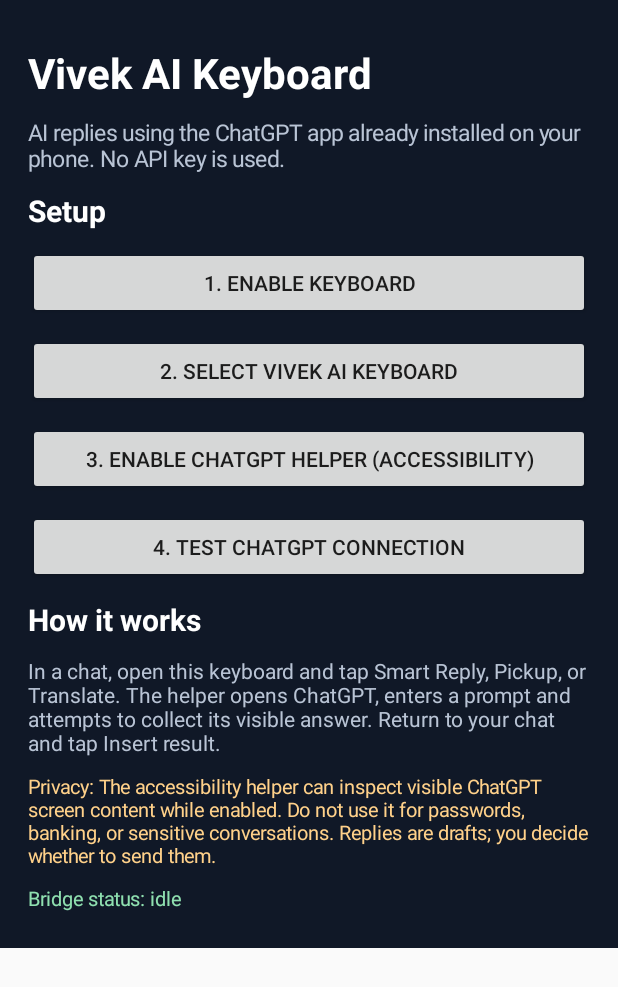
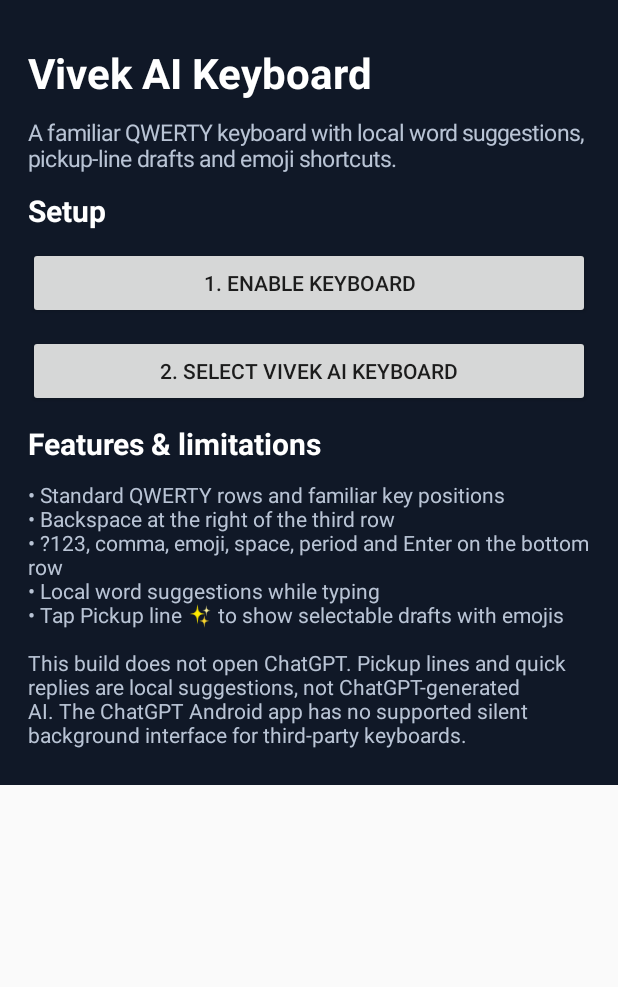
Before and after one commit to vivekvssahu/VivekAIKeyboard, an Android app: the screen it shows after launch (MainActivity), on a phone screen of 412 x 824 dp. Shown: the top 987 px of the screen. Run offline under Robolectric (Android 15) with nearby library versions, the phone set to English and light mode, and no system bars.

Commit message:
Refactor MainActivity layout and update text content
Updated the UI layout and text descriptions in MainActivity.

```diff
--- a/app/src/main/java/com/vivek/aikeyboard/ui/MainActivity.kt
+++ b/app/src/main/java/com/vivek/aikeyboard/ui/MainActivity.kt
@@ -9,29 +9,46 @@ import android.content.Context
 import android.widget.*
 import android.graphics.Typeface
 import android.view.ViewGroup
-import com.vivek.aikeyboard.core.Bridge
 
 class MainActivity : Activity() {
     override fun onCreate(savedInstanceState: Bundle?) {
         super.onCreate(savedInstanceState)
-        val root = LinearLayout(this).apply { orientation = 1; setPadding(28, 36, 28, 28); setBackgroundColor(0xFF101827.toInt()) }
-        fun text(s: String, size: Float, color: Int = 0xFFFFFFFF.toInt(), bold: Boolean = false) = TextView(this).apply { text=s; textSize=size; setTextColor(color); if (bold) setTypeface(null, Typeface.BOLD); setPadding(0,8,0,8) }
-        root.addView(text("Vivek AI Keyboard", 28f, bold=true))
-        root.addView(text("AI replies using the ChatGPT app already installed on your phone. No API key is used.", 15f, 0xFFB9C4D5.toInt()))
-        root.addView(text("Setup", 20f, bold=true))
-        val enableIme = Button(this).apply { text="1. Enable keyboard"; setOnClickListener { startActivity(Intent(Settings.ACTION_INPUT_METHOD_SETTINGS)) } }
-        root.addView(enableIme, match())
-        val chooseIme = Button(this).apply { text="2. Select Vivek AI Keyboard"; setOnClickListener { (getSystemService(Context.INPUT_METHOD_SERVICE) as InputMethodManager).showInputMethodPicker() } }
-        root.addView(chooseIme, match())
-        val access = Button(this).apply { text="3. Enable ChatGPT helper (Accessibility)"; setOnClickListener { startActivity(Intent(Settings.ACTION_ACCESSIBILITY_SETTINGS)) } }
-        root.addView(access, match())
-        val test = Button(this).apply { text="4. Test ChatGPT connection"; setOnClickListener { val i=packageManager.getLaunchIntentForPackage("com.openai.chatgpt"); if(i!=null) startActivity(i) else Toast.makeText(this@MainActivity,"Install the official ChatGPT app first",Toast.LENGTH_LONG).show() } }
-        root.addView(test, match())
-        root.addView(text("How it works", 20f, bold=true))
-        root.addView(text("In a chat, open this keyboard and tap Smart Reply, Pickup, or Translate. The helper opens ChatGPT, enters a prompt and attempts to collect its visible answer. Return to your chat and tap Insert result.", 14f, 0xFFB9C4D5.toInt()))
-        root.addView(text("Privacy: The accessibility helper can inspect visible ChatGPT screen content while enabled. Do not use it for passwords, banking, or sensitive conversations. Replies are drafts; you decide whether to send them.", 13f, 0xFFFFD18A.toInt()))
-        root.addView(text("Bridge status: ${Bridge.status(this)}", 13f, 0xFF8FE0B0.toInt()))
+        val root = LinearLayout(this).apply {
+            orientation = LinearLayout.VERTICAL
+            setPadding(28, 36, 28, 28)
+            setBackgroundColor(0xFF101827.toInt())
+        }
+        fun text(s: String, size: Float, color: Int = 0xFFFFFFFF.toInt(), bold: Boolean = false) =
+            TextView(this).apply {
+                text = s; textSize = size; setTextColor(color)
+                if (bold) setTypeface(null, Typeface.BOLD)
+                setPadding(0, 8, 0, 8)
+            }
+        root.addView(text("Vivek AI Keyboard", 28f, bold = true))
+        root.addView(text("A familiar QWERTY keyboard with local word suggestions, pickup-line drafts and emoji shortcuts.", 15f, 0xFFB9C4D5.toInt()))
+        root.addView(text("Setup", 20f, bold = true))
+        root.addView(Button(this).apply {
+            text = "1. Enable keyboard"
+            setOnClickListener { startActivity(Intent(Settings.ACTION_INPUT_METHOD_SETTINGS)) }
+        }, match())
+        root.addView(Button(this).apply {
+            text = "2. Select Vivek AI Keyboard"
+            setOnClickListener { (getSystemService(Context.INPUT_METHOD_SERVICE) as InputMethodManager).showInputMethodPicker() }
+        }, match())
+        root.addView(text("Features & limitations", 20f, bold = true))
+        root.addView(text(
+            "• Standard QWERTY rows and familiar key positions\n" +
+            "• Backspace at the right of the third row\n" +
+            "• ?123, comma, emoji, space, period and Enter on the bottom row\n" +
+            "• Local word suggestions while typing\n" +
+            "• Tap Pickup line ✨ to show selectable drafts with emojis\n\n" +
+            "This build does not open ChatGPT. Pickup lines and quick replies are local suggestions, not ChatGPT-generated AI. " +
+            "The ChatGPT Android app has no supported silent background interface for third-party keyboards.",
+            14f, 0xFFB9C4D5.toInt()
+        ))
         setContentView(ScrollView(this).apply { addView(root) })
     }
-    private fun match() = LinearLayout.LayoutParams(ViewGroup.LayoutParams.MATCH_PARENT, ViewGroup.LayoutParams.WRAP_CONTENT).apply { topMargin=8; bottomMargin=8 }
+    private fun match() = LinearLayout.LayoutParams(ViewGroup.LayoutParams.MATCH_PARENT, ViewGroup.LayoutParams.WRAP_CONTENT).apply {
+        topMargin = 8; bottomMargin = 8
+    }
 }
```
